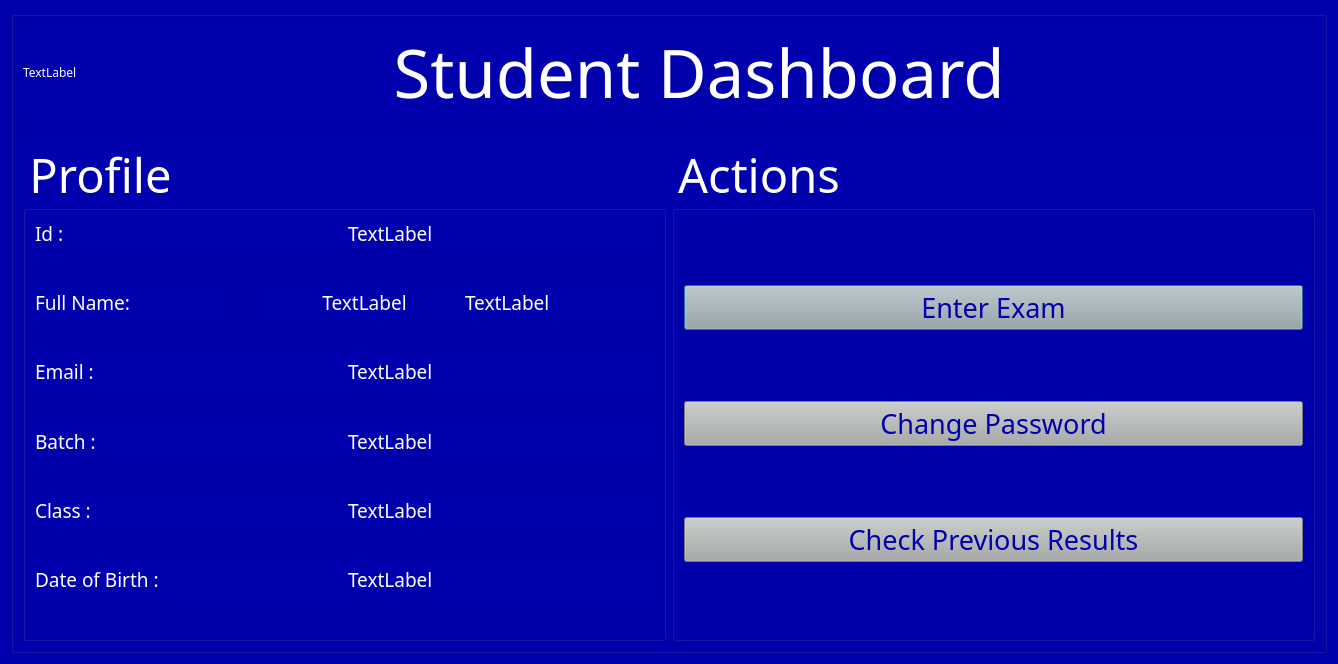
BiratBC/ExamSphereV1, file ExamSphereV1/student.ui: the form before one commit.
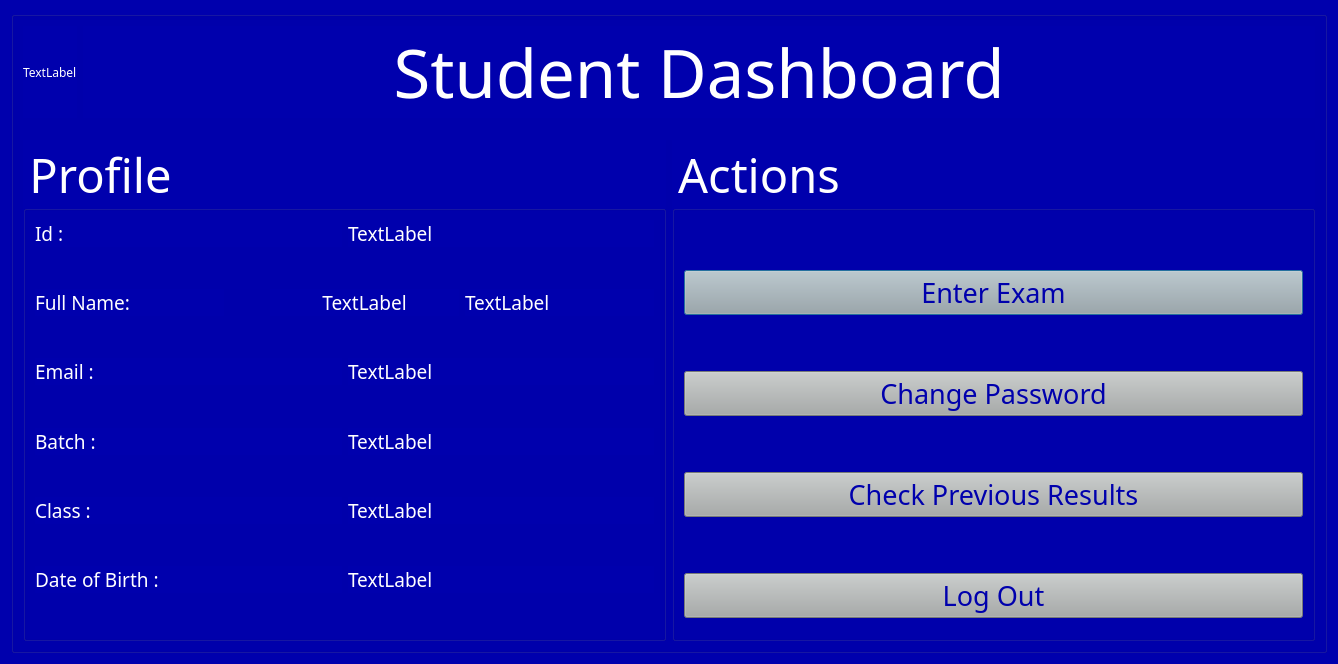
The form after the commit.

Commit message: Student verification from addStudent and studentDashboard

Patch:
```diff
--- a/ExamSphereV1/student.ui
+++ b/ExamSphereV1/student.ui
@@ -564,6 +564,19 @@
                  </property>
                 </spacer>
                </item>
+               <item>
+                <widget class="QPushButton" name="pushButton_4">
+                 <property name="font">
+                  <font>
+                   <family>AcPlus IBM CGA</family>
+                   <pointsize>20</pointsize>
+                  </font>
+                 </property>
+                 <property name="text">
+                  <string>Log Out</string>
+                 </property>
+                </widget>
+               </item>
               </layout>
              </item>
             </layout>
```
Left out of the diff: 3 changed lines with no effect on the pictures. The commit also changes 2 other files.
